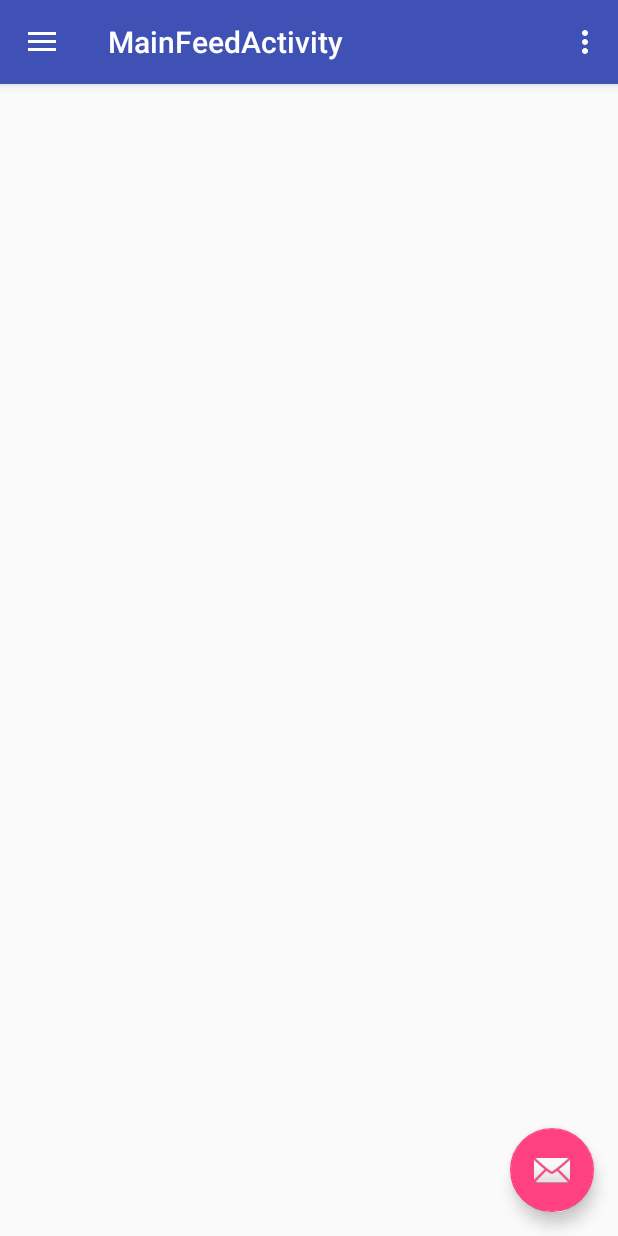
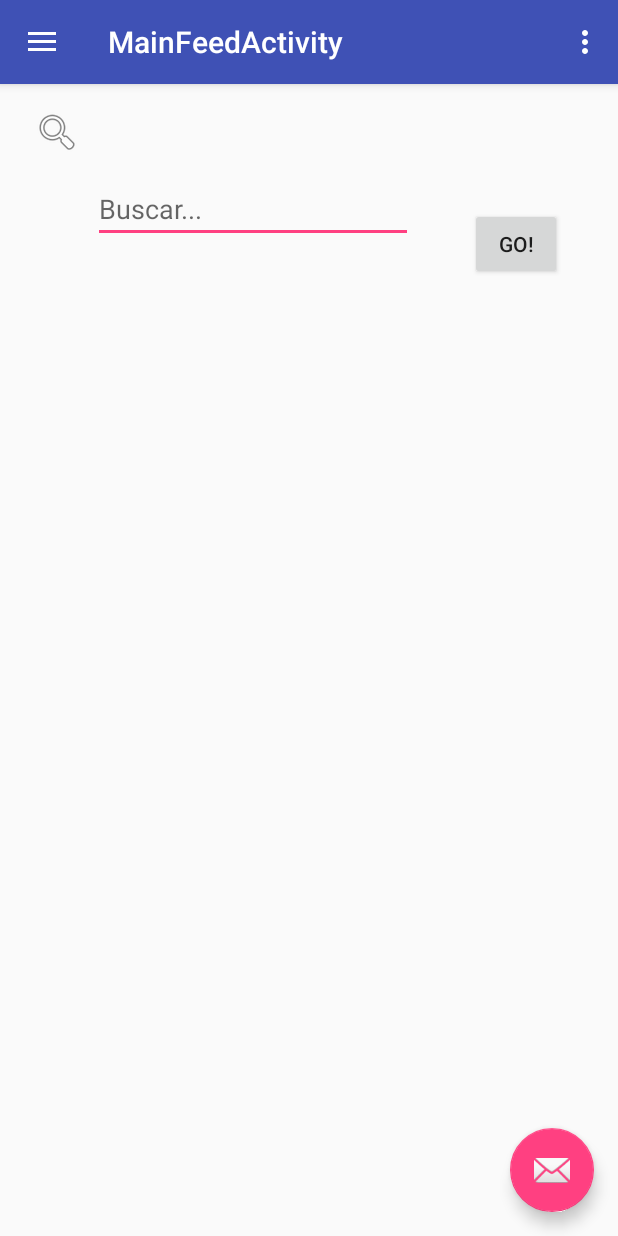
Before and after one commit to rrsegnini/AP-RESPETO., an Android app: the MainFeedActivity screen opened directly, with no data from a screen before it, on a phone screen of 412 x 824 dp. Run offline under Robolectric (Android 15) with nearby library versions, the phone set to English and light mode, and no system bars.

Commit message:
Minor menu changes

```diff
--- a/app/src/main/res/layout/content_main_feed.xml
+++ b/app/src/main/res/layout/content_main_feed.xml
@@ -5,7 +5,78 @@
     android:layout_width="match_parent"
     android:layout_height="match_parent"
     app:layout_behavior="@string/appbar_scrolling_view_behavior"
-    tools:context=".MainFeedActivity"
+    tools:context=".MainActivity"
     tools:showIn="@layout/app_bar_main_feed">
 
+    <TableLayout
+        android:id="@+id/feedTableLayout"
+        android:layout_width="366dp"
+        android:layout_height="342dp"
+        android:layout_marginBottom="8dp"
+        android:layout_marginEnd="8dp"
+        android:layout_marginStart="8dp"
+        android:layout_marginTop="8dp"
+        app:layout_constraintBottom_toBottomOf="parent"
+        app:layout_constraintEnd_toEndOf="parent"
+        app:layout_constraintStart_toStartOf="parent"
+        app:layout_constraintTop_toTopOf="parent">
+
+        <TableRow
+            android:layout_width="match_parent"
+            android:layout_height="match_parent" />
+
+        <TableRow
+            android:layout_width="match_parent"
+            android:layout_height="match_parent" />
+
+        <TableRow
+            android:layout_width="match_parent"
+            android:layout_height="match_parent" />
+
+        <TableRow
+            android:layout_width="match_parent"
+            android:layout_height="match_parent" />
+    </TableLayout>
+
+    <EditText
+        android:id="@+id/searchCriteriaTextEdit"
+        android:layout_width="wrap_content"
+        android:layout_height="wrap_content"
+        android:layout_marginBottom="8dp"
+        android:layout_marginEnd="8dp"
+        android:layout_marginStart="8dp"
+        android:layout_marginTop="8dp"
+        android:ems="10"
+        android:hint="Buscar..."
+        android:inputType="textPersonName"
+        app:layout_constraintBottom_toTopOf="@+id/feedTableLayout"
+        app:layout_constraintEnd_toEndOf="parent"
+        app:layout_constraintHorizontal_bias="0.294"
+        app:layout_constraintStart_toStartOf="parent"
+        app:layout_constraintTop_toTopOf="parent"
+        app:layout_constraintVertical_bias="0.347" />
+
+    <ImageView
+        android:id="@+id/imageView3"
+        android:layout_width="wrap_content"
+        android:layout_height="wrap_content"
+        android:layout_marginEnd="8dp"
+        android:layout_marginTop="16dp"
+        app:layout_constraintEnd_toStartOf="@+id/searchCriteriaTextEdit"
+        app:layout_constraintTop_toTopOf="parent"
+        app:srcCompat="@android:drawable/ic_menu_search" />
+
+    <Button
+        android:id="@+id/searchButton"
+        android:layout_width="61dp"
+        android:layout_height="wrap_content"
+        android:layout_marginBottom="8dp"
+        android:layout_marginEnd="8dp"
+        android:layout_marginStart="8dp"
+        android:layout_marginTop="8dp"
+        android:text="Go!"
+        app:layout_constraintBottom_toTopOf="@+id/feedTableLayout"
+        app:layout_constraintEnd_toEndOf="parent"
+        app:layout_constraintStart_toEndOf="@+id/searchCriteriaTextEdit"
+        app:layout_constraintTop_toTopOf="parent" />
 </android.support.constraint.ConstraintLayout>
--- a/app/src/main/res/layout/nav_header_main_feed.xml
+++ b/app/src/main/res/layout/nav_header_main_feed.xml
@@ -24,7 +24,7 @@
         android:layout_width="match_parent"
         android:layout_height="wrap_content"
         android:paddingTop="@dimen/nav_header_vertical_spacing"
-        android:text="@string/nav_header_title"
+        android:text="Nombre o Pseudonimo"
         android:textAppearance="@style/TextAppearance.AppCompat.Body1" />
 
     <TextView
```
Also changed, not shown: app/src/main/res/drawable/user_default_img.png (added).
